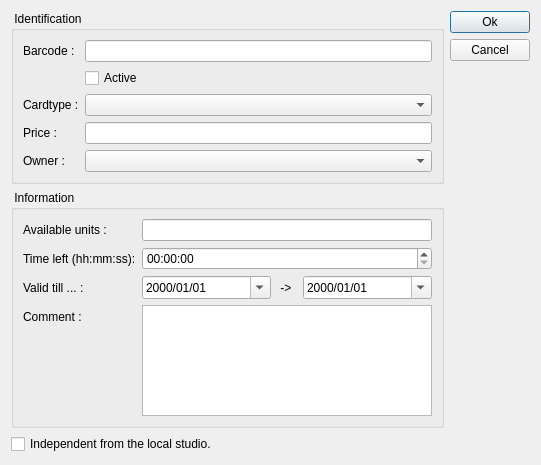
This is client/dlgpatientcardedit.ui in tbikfalvi/Belenus as Qt 5 draws it before an edit. The edited form follows.
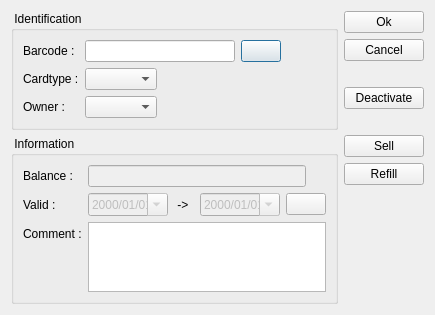
This is the edited form.

Diff of the .ui file:
```diff
--- a/client/dlgpatientcardedit.ui
+++ b/client/dlgpatientcardedit.ui
@@ -6,14 +6,14 @@
    <rect>
     <x>0</x>
     <y>0</y>
-    <width>541</width>
-    <height>465</height>
+    <width>419</width>
+    <height>303</height>
    </rect>
   </property>
   <property name="windowTitle">
    <string>Dialog</string>
   </property>
-  <layout class="QHBoxLayout" name="horizontalLayout">
+  <layout class="QHBoxLayout" name="horizontalLayout_5">
    <item>
     <layout class="QVBoxLayout" name="verticalLayout">
      <item>
@@ -30,51 +30,98 @@
          </widget>
         </item>
         <item row="0" column="1">
-         <widget class="QLineEdit" name="ledBarcode"/>
+         <layout class="QHBoxLayout" name="horizontalLayout_6">
+          <item>
+           <widget class="QLineEdit" name="ledBarcode">
+            <property name="minimumSize">
+             <size>
+              <width>150</width>
+              <height>0</height>
+             </size>
+            </property>
+            <property name="maximumSize">
+             <size>
+              <width>150</width>
+              <height>16777215</height>
+             </size>
+            </property>
+           </widget>
+          </item>
+          <item>
+           <widget class="QPushButton" name="pbCheckBarcode">
+            <property name="text">
+             <string/>
+            </property>
+           </widget>
+          </item>
+          <item>
+           <spacer name="horizontalSpacer_5">
+            <property name="orientation">
+             <enum>Qt::Horizontal</enum>
+            </property>
+            <property name="sizeHint" stdset="0">
+             <size>
+              <width>40</width>
+              <height>20</height>
+             </size>
+            </property>
+           </spacer>
+          </item>
+         </layout>
         </item>
         <item row="1" column="0">
-         <widget class="QLabel" name="lblSpacer">
-          <property name="text">
-           <string/>
-          </property>
-         </widget>
-        </item>
-        <item row="1" column="1">
-         <widget class="QCheckBox" name="cbActive">
-          <property name="text">
-           <string>Active</string>
-          </property>
-         </widget>
-        </item>
-        <item row="2" column="0">
          <widget class="QLabel" name="lblCardType">
           <property name="text">
            <string>Cardtype :</string>
           </property>
          </widget>
         </item>
-        <item row="2" column="1">
-         <widget class="QComboBox" name="cmbCardType"/>
+        <item row="1" column="1">
+         <layout class="QHBoxLayout" name="horizontalLayout_3">
+          <item>
+           <widget class="QComboBox" name="cmbCardType"/>
+          </item>
+          <item>
+           <spacer name="horizontalSpacer_3">
+            <property name="orientation">
+             <enum>Qt::Horizontal</enum>
+            </property>
+            <property name="sizeHint" stdset="0">
+             <size>
+              <width>40</width>
+              <height>20</height>
+             </size>
+            </property>
+           </spacer>
+          </item>
+         </layout>
         </item>
-        <item row="3" column="0">
-         <widget class="QLabel" name="lblPrice">
-          <property name="text">
-           <string>Price :</string>
-          </property>
-         </widget>
-        </item>
-        <item row="3" column="1">
-         <widget class="QLineEdit" name="ledPrice"/>
-        </item>
-        <item row="4" column="0">
+        <item row="2" column="0">
          <widget class="QLabel" name="lblPatient">
           <property name="text">
            <string>Owner :</string>
           </property>
          </widget>
         </item>
-        <item row="4" column="1">
-         <widget class="QComboBox" name="cmbPatient"/>
+        <item row="2" column="1">
+         <layout class="QHBoxLayout" name="horizontalLayout">
+          <item>
+           <widget class="QComboBox" name="cmbPatient"/>
+          </item>
+          <item>
+           <spacer name="horizontalSpacer_4">
+            <property name="orientation">
+             <enum>Qt::Horizontal</enum>
+            </property>
+            <property name="sizeHint" stdset="0">
+             <size>
+              <width>40</width>
+              <height>20</height>
+             </size>
+            </property>
+           </spacer>
+          </item>
+         </layout>
         </item>
        </layout>
       </widget>
@@ -88,38 +135,57 @@
         <item row="0" column="0">
          <widget class="QLabel" name="lblUnits">
           <property name="text">
-           <string>Available units :</string>
+           <string>Balance :</string>
           </property>
          </widget>
         </item>
         <item row="0" column="1">
-         <widget class="QLineEdit" name="ledUnits"/>
+         <layout class="QHBoxLayout" name="horizontalLayout_4">
+          <item>
+           <widget class="QLineEdit" name="ledBalance">
+            <property name="enabled">
+             <bool>false</bool>
+            </property>
+           </widget>
+          </item>
+          <item>
+           <spacer name="horizontalSpacer_2">
+            <property name="orientation">
+             <enum>Qt::Horizontal</enum>
+            </property>
+            <property name="sizeType">
+             <enum>QSizePolicy::Preferred</enum>
+            </property>
+            <property name="sizeHint" stdset="0">
+             <size>
+              <width>20</width>
+              <height>20</height>
+             </size>
+            </property>
+           </spacer>
+          </item>
+         </layout>
         </item>
         <item row="1" column="0">
-         <widget class="QLabel" name="lblTimeLeft">
-          <property name="text">
-           <string>Time left (hh:mm:ss):</string>
-          </property>
-         </widget>
-        </item>
-        <item row="1" column="1">
-         <widget class="QTimeEdit" name="teTimeLeft">
-          <property name="displayFormat">
-           <string>hh:mm:ss</string>
-          </property>
-         </widget>
-        </item>
-        <item row="2" column="0">
          <widget class="QLabel" name="lblValidDate">
           <property name="text">
-           <string>Valid till ... :</string>
+           <string>Valid :</string>
           </property>
          </widget>
         </item>
-        <item row="2" column="1">
+        <item row="1" column="1">
          <layout class="QHBoxLayout" name="horizontalLayout_2">
           <item>
            <widget class="QDateEdit" name="deValidDateFrom">
+            <property name="enabled">
+             <bool>false</bool>
+            </property>
+            <property name="maximumSize">
+             <size>
+              <width>80</width>
+              <height>16777215</height>
+             </size>
+            </property>
             <property name="displayFormat">
              <string>yyyy/MM/dd</string>
             </property>
@@ -149,6 +215,15 @@
           </item>
           <item>
            <widget class="QDateEdit" name="deValidDateTo">
+            <property name="enabled">
+             <bool>false</bool>
+            </property>
+            <property name="maximumSize">
+             <size>
+              <width>80</width>
+              <height>16777215</height>
+             </size>
+            </property>
             <property name="displayFormat">
              <string>yyyy/MM/dd</string>
             </property>
@@ -157,28 +232,41 @@
             </property>
            </widget>
           </item>
+          <item>
+           <widget class="QPushButton" name="pbChangeValidity">
+            <property name="text">
+             <string/>
+            </property>
+           </widget>
+          </item>
+          <item>
+           <spacer name="horizontalSpacer">
+            <property name="orientation">
+             <enum>Qt::Horizontal</enum>
+            </property>
+            <property name="sizeHint" stdset="0">
+             <size>
+              <width>40</width>
+              <height>20</height>
+             </size>
+            </property>
+           </spacer>
+          </item>
          </layout>
         </item>
-        <item row="3" column="0">
+        <item row="2" column="0">
          <widget class="QLabel" name="lblComment">
           <property name="text">
            <string>Comment :</string>
           </property>
          </widget>
         </item>
-        <item row="3" column="1">
+        <item row="2" column="1">
          <widget class="QPlainTextEdit" name="pteComment"/>
         </item>
        </layout>
       </widget>
      </item>
-     <item>
-      <widget class="QCheckBox" name="checkIndependent">
-       <property name="text">
-        <string>Independent from the local studio.</string>
-       </property>
-      </widget>
-     </item>
     </layout>
    </item>
    <item>
@@ -209,6 +297,77 @@
        </property>
       </widget>
      </item>
+     <item>
+      <spacer name="verticalSpacer_2">
+       <property name="orientation">
+        <enum>Qt::Vertical</enum>
+       </property>
+       <property name="sizeType">
+        <enum>QSizePolicy::Fixed</enum>
+       </property>
+       <property name="sizeHint" stdset="0">
+        <size>
+         <width>20</width>
+         <height>20</height>
+        </size>
+       </property>
+      </spacer>
+     </item>
+     <item>
+      <widget class="QPushButton" name="pbDeactivate">
+       <property name="text">
+        <string>Deactivate</string>
+       </property>
+       <property name="iconSize">
+        <size>
+         <width>20</width>
+         <height>20</height>
+        </size>
+       </property>
+      </widget>
+     </item>
+     <item>
+      <spacer name="verticalSpacer_3">
+       <property name="orientation">
+        <enum>Qt::Vertical</enum>
+       </property>
+       <property name="sizeType">
+        <enum>QSizePolicy::Fixed</enum>
+       </property>
+       <property name="sizeHint" stdset="0">
+        <size>
+         <width>20</width>
+         <height>20</height>
+        </size>
+       </property>
+      </spacer>
+     </item>
+     <item>
+      <widget class="QPushButton" name="pbSell">
+       <property name="text">
+        <string>Sell</string>
+       </property>
+       <property name="iconSize">
+        <size>
+         <width>20</width>
+         <height>20</height>
+        </size>
+       </property>
+      </widget>
+     </item>
+     <item>
+      <widget class="QPushButton" name="pbRefill">
+       <property name="text">
+        <string>Refill</string>
+       </property>
+       <property name="iconSize">
+        <size>
+         <width>20</width>
+         <height>20</height>
+        </size>
+       </property>
+      </widget>
+     </item>
      <item>
       <spacer name="verticalSpacer">
        <property name="orientation">
```
Left out of the diff: 11 changed lines with no effect on the pictures.
